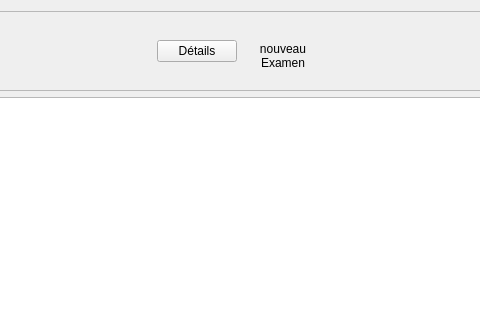
Qt form Auto_Ecole/examen/examen.ui (AmineHouari98/auto_Ecole) before a commit; both pictures show x 250 to 730 and y 0 to 320 of the 980 by 623 pixel window.
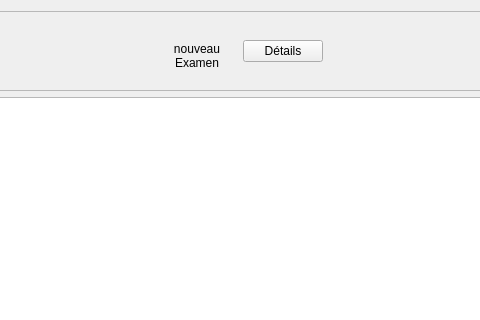
The same form after that commit. Icons and pictures are not drawn. Custom widgets are drawn as their Qt base class.

Patch:
```diff
--- a/Auto_Ecole/examen/examen.ui
+++ b/Auto_Ecole/examen/examen.ui
@@ -50,13 +50,6 @@
           </property>
          </spacer>
         </item>
-        <item>
-         <widget class="QPushButton" name="btn_viewDetails">
-          <property name="text">
-           <string>Détails</string>
-          </property>
-         </widget>
-        </item>
         <item>
          <widget class="QToolButton" name="toolButton_new_exam">
           <property name="sizePolicy">
@@ -111,6 +104,13 @@
           </property>
          </widget>
         </item>
+        <item>
+         <widget class="QPushButton" name="btn_viewDetails">
+          <property name="text">
+           <string>Détails</string>
+          </property>
+         </widget>
+        </item>
         <item>
          <spacer name="horizontalSpacer_2">
           <property name="orientation">
```
